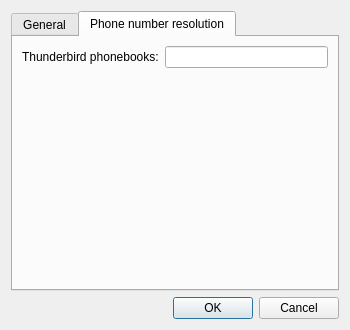
Above: settings.ui from ElTh0r0/fritzcallindicator before the change. Below: the same form after it.
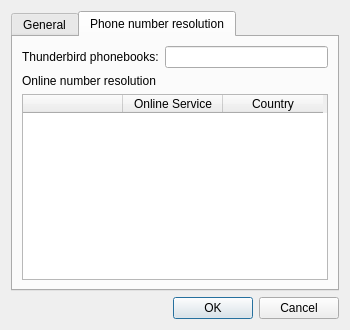
That is the form after the change. The open tabs and pages were chosen to show the change. Icons and pictures are not drawn.

Commit message: Add support for online phone number resolvers

```diff
--- a/settings.ui
+++ b/settings.ui
@@ -87,7 +87,7 @@
         </widget>
        </item>
        <item row="3" column="0">
-        <widget class="QLabel" name="label">
+        <widget class="QLabel" name="lblCountryCode">
          <property name="text">
           <string>Country code:</string>
          </property>
@@ -101,7 +101,7 @@
         </widget>
        </item>
        <item row="4" column="0">
-        <widget class="QLabel" name="label_2">
+        <widget class="QLabel" name="lblOwnNumbers">
          <property name="text">
           <string>Own phone numbers:</string>
          </property>
@@ -109,6 +109,9 @@
        </item>
        <item row="5" column="0" colspan="2">
         <widget class="QTableWidget" name="tableOwnNumbers">
+         <property name="alternatingRowColors">
+          <bool>true</bool>
+         </property>
          <property name="wordWrap">
           <bool>false</bool>
          </property>
@@ -140,16 +143,63 @@
        <string>Phone number resolution</string>
       </attribute>
       <layout class="QFormLayout" name="formLayout">
-       <item row="0" column="1">
-        <widget class="QLineEdit" name="lineEdit_TbPhonebooks"/>
-       </item>
        <item row="0" column="0">
-        <widget class="QLabel" name="label_3">
+        <widget class="QLabel" name="lblTbPhonebooks">
          <property name="text">
           <string>Thunderbird phonebooks:</string>
          </property>
         </widget>
        </item>
+       <item row="0" column="1">
+        <widget class="QLineEdit" name="lineEdit_TbPhonebooks"/>
+       </item>
+       <item row="1" column="0">
+        <widget class="QLabel" name="lblOnlineREsolvers">
+         <property name="text">
+          <string>Online number resolution</string>
+         </property>
+        </widget>
+       </item>
+       <item row="2" column="0" colspan="2">
+        <widget class="QTableWidget" name="tableOnlineResolvers">
+         <property name="editTriggers">
+          <set>QAbstractItemView::EditTrigger::NoEditTriggers</set>
+         </property>
+         <property name="alternatingRowColors">
+          <bool>true</bool>
+         </property>
+         <property name="selectionMode">
+          <enum>QAbstractItemView::SelectionMode::NoSelection</enum>
+         </property>
+         <property name="wordWrap">
+          <bool>false</bool>
+         </property>
+         <property name="cornerButtonEnabled">
+          <bool>false</bool>
+         </property>
+         <attribute name="horizontalHeaderHighlightSections">
+          <bool>false</bool>
+         </attribute>
+         <attribute name="verticalHeaderVisible">
+          <bool>false</bool>
+         </attribute>
+         <column>
+          <property name="text">
+           <string notr="true"/>
+          </property>
+         </column>
+         <column>
+          <property name="text">
+           <string>Online Service</string>
+          </property>
+         </column>
+         <column>
+          <property name="text">
+           <string>Country</string>
+          </property>
+         </column>
+        </widget>
+       </item>
       </layout>
      </widget>
     </widget>
```
The commit also changes 14 other files.
